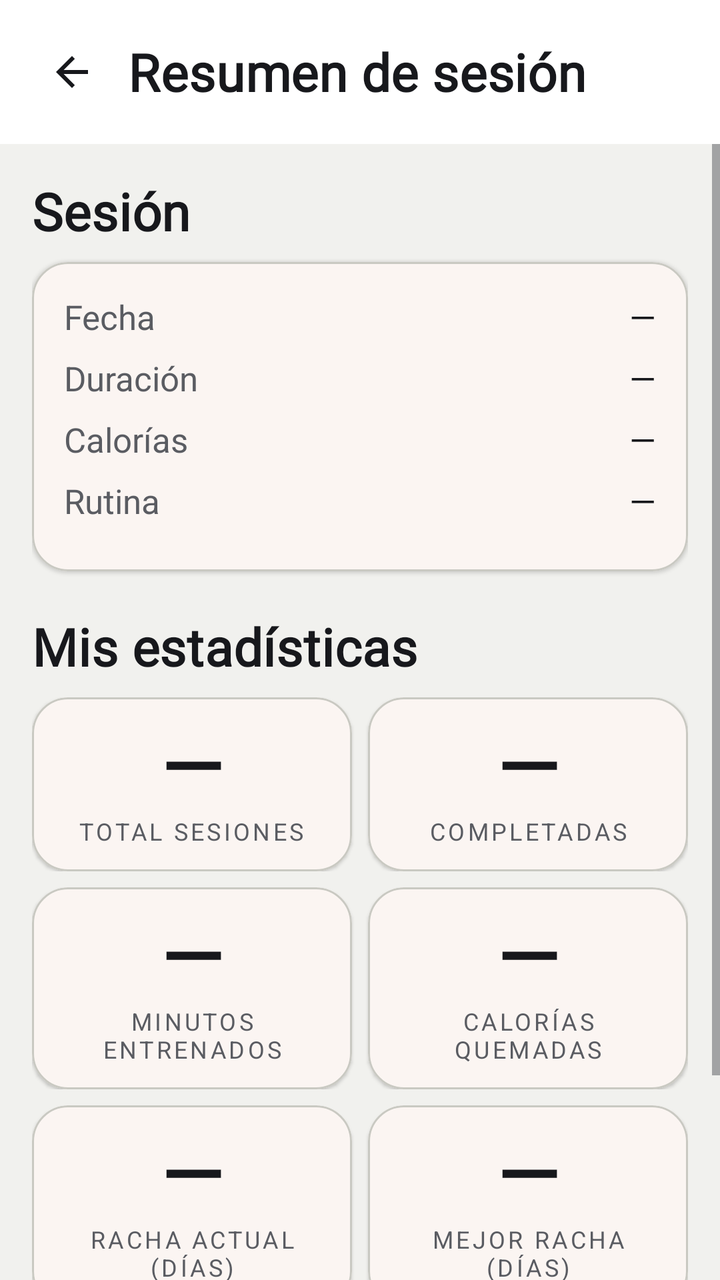
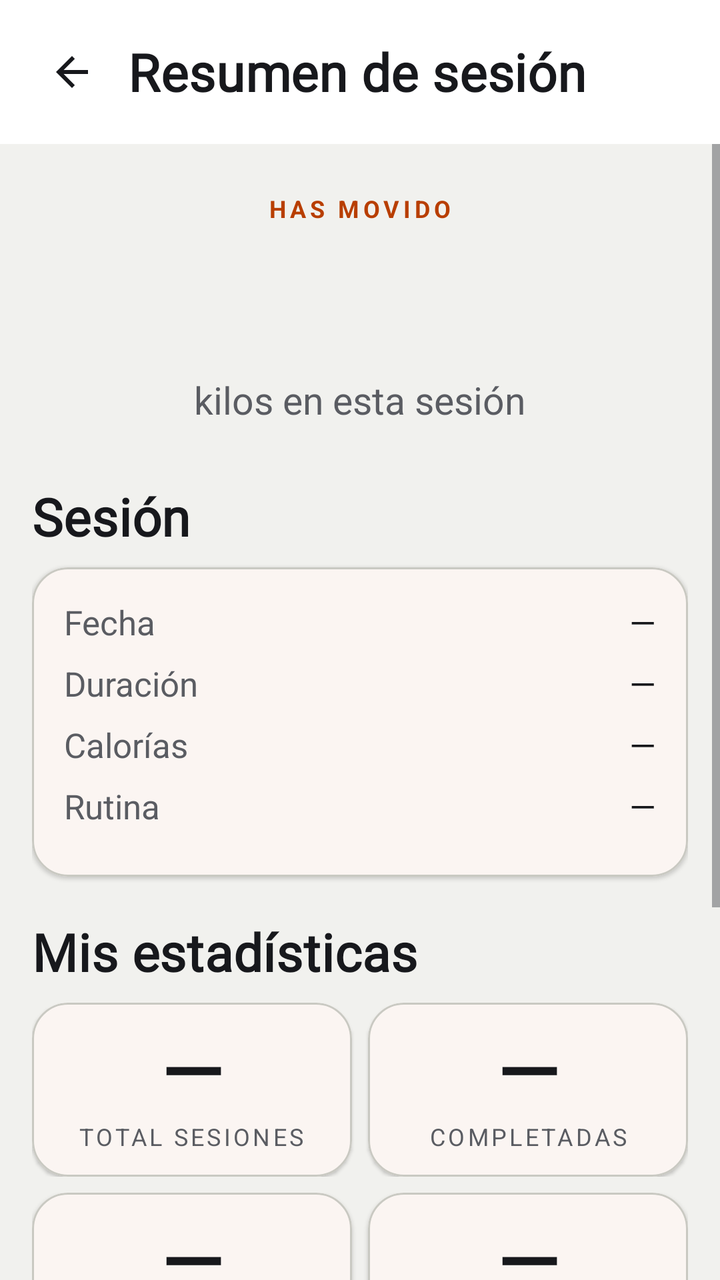

Screens rendered from an Android XML layout before and after an edit, with the pre-edit source and the edit as a unified diff.
<!-- AndroidManifest.xml: application theme Theme.GymProFit -->
<!-- res/layout/activity_resumen_sesion.xml -->
<?xml version="1.0" encoding="utf-8"?>
<LinearLayout
    xmlns:android="http://schemas.android.com/apk/res/android"
    xmlns:app="http://schemas.android.com/apk/res-auto"
    android:layout_width="match_parent"
    android:layout_height="match_parent"
    android:orientation="vertical"
    android:background="?attr/android:colorBackground">

    
    <LinearLayout
        android:layout_width="match_parent"
        android:layout_height="wrap_content"
        android:orientation="horizontal"
        android:gravity="center_vertical"
        android:padding="16dp"
        android:paddingBottom="12dp"
        android:background="?attr/colorSurface">

        <ImageView
            android:id="@+id/btnBack"
            android:layout_width="40dp"
            android:layout_height="40dp"
            android:src="@drawable/ic_arrow_back"
            android:padding="8dp"
            android:background="?attr/selectableItemBackgroundBorderless"
            android:clickable="true"
            android:focusable="true"
            android:contentDescription="@null" />

        <TextView
            android:layout_width="0dp"
            android:layout_height="wrap_content"
            android:layout_weight="1"
            android:layout_marginStart="8dp"
            android:text="@string/resumen_titulo"
            android:textAppearance="@style/TextAppearance.GymProFit.Headline" />

    </LinearLayout>

    <ScrollView
        android:layout_width="match_parent"
        android:layout_height="0dp"
        android:layout_weight="1">

        <LinearLayout
            android:layout_width="match_parent"
            android:layout_height="wrap_content"
            android:orientation="vertical"
            android:padding="16dp">

            
            <TextView
                android:layout_width="wrap_content"
                android:layout_height="wrap_content"
                android:text="@string/resumen_seccion_sesion"
                android:textAppearance="@style/TextAppearance.GymProFit.Headline"
                android:layout_marginBottom="8dp" />

            <com.google.android.material.card.MaterialCardView
                android:layout_width="match_parent"
                android:layout_height="wrap_content"
                android:layout_marginBottom="20dp">

                <LinearLayout
                    android:layout_width="match_parent"
                    android:layout_height="wrap_content"
                    android:orientation="vertical"
                    android:padding="16dp">

                    
                    <LinearLayout
                        android:layout_width="match_parent"
                        android:layout_height="wrap_content"
                        android:orientation="horizontal"
                        android:layout_marginBottom="8dp">
                        <TextView
                            android:layout_width="0dp"
                            android:layout_height="wrap_content"
                            android:layout_weight="1"
                            android:text="@string/resumen_fecha"
                            android:textSize="@dimen/text_body"
                            android:textColor="?attr/colorOnSurfaceVariant" />
                        <TextView
                            android:id="@+id/tvFechaResumen"
                            android:layout_width="wrap_content"
                            android:layout_height="wrap_content"
                            android:text="—"
                            android:textSize="@dimen/text_body"
                            android:textColor="?attr/colorOnSurface" />
                    </LinearLayout>

                    
                    <LinearLayout
                        android:layout_width="match_parent"
                        android:layout_height="wrap_content"
                        android:orientation="horizontal"
                        android:layout_marginBottom="8dp">
                        <TextView
                            android:layout_width="0dp"
                            android:layout_height="wrap_content"
                            android:layout_weight="1"
                            android:text="@string/resumen_duracion"
                            android:textSize="@dimen/text_body"
                            android:textColor="?attr/colorOnSurfaceVariant" />
                        <TextView
                            android:id="@+id/tvDuracionResumen"
                            android:layout_width="wrap_content"
                            android:layout_height="wrap_content"
                            android:text="—"
                            android:textSize="@dimen/text_body"
                            android:textColor="?attr/colorOnSurface" />
                    </LinearLayout>

                    
                    <LinearLayout
                        android:layout_width="match_parent"
                        android:layout_height="wrap_content"
                        android:orientation="horizontal"
                        android:layout_marginBottom="8dp">
                        <TextView
                            android:layout_width="0dp"
                            android:layout_height="wrap_content"
                            android:layout_weight="1"
                            android:text="@string/resumen_calorias"
                            android:textSize="@dimen/text_body"
                            android:textColor="?attr/colorOnSurfaceVariant" />
                        <TextView
                            android:id="@+id/tvCaloriasResumen"
                            android:layout_width="wrap_content"
                            android:layout_height="wrap_content"
                            android:text="—"
                            android:textSize="@dimen/text_body"
                            android:textColor="?attr/colorOnSurface" />
                    </LinearLayout>

                    
                    <LinearLayout
                        android:layout_width="match_parent"
                        android:layout_height="wrap_content"
                        android:orientation="horizontal"
                        android:layout_marginBottom="8dp">
                        <TextView
                            android:layout_width="0dp"
                            android:layout_height="wrap_content"
                            android:layout_weight="1"
                            android:text="@string/resumen_rutina"
                            android:textSize="@dimen/text_body"
                            android:textColor="?attr/colorOnSurfaceVariant" />
                        <TextView
                            android:id="@+id/tvRutinaResumen"
                            android:layout_width="wrap_content"
                            android:layout_height="wrap_content"
                            android:text="—"
                            android:textSize="@dimen/text_body"
                            android:textColor="?attr/colorOnSurface" />
                    </LinearLayout>

                    
                    <LinearLayout
                        android:id="@+id/layoutNotasResumen"
                        android:layout_width="match_parent"
                        android:layout_height="wrap_content"
                        android:orientation="horizontal"
                        android:layout_marginBottom="8dp"
                        android:visibility="gone">
                        <TextView
                            android:layout_width="0dp"
                            android:layout_height="wrap_content"
                            android:layout_weight="1"
                            android:text="@string/resumen_notas"
                            android:textSize="@dimen/text_body"
                            android:textColor="?attr/colorOnSurfaceVariant" />
                        <TextView
                            android:id="@+id/tvNotasResumen"
                            android:layout_width="wrap_content"
                            android:layout_height="wrap_content"
                            android:text="—"
                            android:textSize="@dimen/text_body"
                            android:textColor="?attr/colorOnSurface" />
                    </LinearLayout>

                    
                    <TextView
                        android:id="@+id/tvCompletadaResumen"
                        android:layout_width="wrap_content"
                        android:layout_height="wrap_content"
                        android:text="@string/resumen_completada"
                        android:textSize="@dimen/text_label"
                        android:textColor="?attr/colorPrimary"
                        android:textStyle="bold"
                        android:visibility="gone" />

                </LinearLayout>
            </com.google.android.material.card.MaterialCardView>

            
            <TextView
                android:layout_width="wrap_content"
                android:layout_height="wrap_content"
                android:text="@string/resumen_seccion_stats"
                android:textAppearance="@style/TextAppearance.GymProFit.Headline"
                android:layout_marginBottom="8dp" />

            
            
            <LinearLayout
                android:layout_width="match_parent"
                android:layout_height="wrap_content"
                android:orientation="horizontal"
                android:layout_marginBottom="8dp">

                <com.google.android.material.card.MaterialCardView
                    android:layout_width="0dp"
                    android:layout_height="wrap_content"
                    android:layout_weight="1"
                    android:layout_marginEnd="4dp">
                    <LinearLayout
                        android:layout_width="match_parent"
                        android:layout_height="wrap_content"
                        android:orientation="vertical"
                        android:padding="12dp"
                        android:gravity="center">
                        <TextView
                            android:id="@+id/tvStatSesiones"
                            android:layout_width="wrap_content"
                            android:layout_height="wrap_content"
                            android:text="—"
                            android:fontFamily="@font/barlow_condensed"
                            android:textFontWeight="700"
                            android:includeFontPadding="false"
                            android:textSize="@dimen/text_display_large"
                            android:textColor="?attr/colorOnSurface" />
                        <TextView
                            android:layout_width="wrap_content"
                            android:layout_height="wrap_content"
                            android:text="@string/resumen_stat_sesiones"
                            android:textSize="@dimen/text_eyebrow"
                            android:textAllCaps="true"
                            android:letterSpacing="0.12"
                            android:textColor="?attr/colorOnSurfaceVariant"
                            android:gravity="center" />
                    </LinearLayout>
                </com.google.android.material.card.MaterialCardView>

                <com.google.android.material.card.MaterialCardView
                    android:layout_width="0dp"
                    android:layout_height="wrap_content"
                    android:layout_weight="1"
                    android:layout_marginStart="4dp">
                    <LinearLayout
                        android:layout_width="match_parent"
                        android:layout_height="wrap_content"
                        android:orientation="vertical"
                        android:padding="12dp"
                        android:gravity="center">
                        <TextView
                            android:id="@+id/tvStatCompletadas"
                            android:layout_width="wrap_content"
                            android:layout_height="wrap_content"
                            android:text="—"
                            android:fontFamily="@font/barlow_condensed"
                            android:textFontWeight="700"
                            android:includeFontPadding="false"
                            android:textSize="@dimen/text_display_large"
                            android:textColor="?attr/colorOnSurface" />
                        <TextView
                            android:layout_width="wrap_content"
                            android:layout_height="wrap_content"
                            android:text="@string/resumen_stat_completadas"
                            android:textSize="@dimen/text_eyebrow"
                            android:textAllCaps="true"
                            android:letterSpacing="0.12"
                            android:textColor="?attr/colorOnSurfaceVariant"
                            android:gravity="center" />
                    </LinearLayout>
                </com.google.android.material.card.MaterialCardView>

            </LinearLayout>

            
            <LinearLayout
                android:layout_width="match_parent"
                android:layout_height="wrap_content"
                android:orientation="horizontal"
                android:layout_marginBottom="8dp">

                <com.google.android.material.card.MaterialCardView
                    android:layout_width="0dp"
                    android:layout_height="wrap_content"
                    android:layout_weight="1"
                    android:layout_marginEnd="4dp">
                    <LinearLayout
                        android:layout_width="match_parent"
                        android:layout_height="wrap_content"
                        android:orientation="vertical"
                        android:padding="12dp"
                        android:gravity="center">
                        <TextView
                            android:id="@+id/tvStatMinutos"
                            android:layout_width="wrap_content"
                            android:layout_height="wrap_content"
                            android:text="—"
                            android:fontFamily="@font/barlow_condensed"
                            android:textFontWeight="700"
                            android:includeFontPadding="false"
                            android:textSize="@dimen/text_display_large"
                            android:textColor="?attr/colorOnSurface" />
                        <TextView
                            android:layout_width="wrap_content"
                            android:layout_height="wrap_content"
                            android:text="@string/resumen_stat_minutos"
                            android:textSize="@dimen/text_eyebrow"
                            android:textAllCaps="true"
                            android:letterSpacing="0.12"
                            android:textColor="?attr/colorOnSurfaceVariant"
                            android:gravity="center" />
                    </LinearLayout>
                </com.google.android.material.card.MaterialCardView>

                <com.google.android.material.card.MaterialCardView
                    android:layout_width="0dp"
                    android:layout_height="wrap_content"
                    android:layout_weight="1"
                    android:layout_marginStart="4dp">
                    <LinearLayout
                        android:layout_width="match_parent"
                        android:layout_height="wrap_content"
                        android:orientation="vertical"
                        android:padding="12dp"
                        android:gravity="center">
                        <TextView
                            android:id="@+id/tvStatCalorias"
                            android:layout_width="wrap_content"
                            android:layout_height="wrap_content"
                            android:text="—"
                            android:fontFamily="@font/barlow_condensed"
                            android:textFontWeight="700"
                            android:includeFontPadding="false"
                            android:textSize="@dimen/text_display_large"
                            android:textColor="?attr/colorOnSurface" />
                        <TextView
                            android:layout_width="wrap_content"
                            android:layout_height="wrap_content"
                            android:text="@string/resumen_stat_calorias"
                            android:textSize="@dimen/text_eyebrow"
                            android:textAllCaps="true"
                            android:letterSpacing="0.12"
                            android:textColor="?attr/colorOnSurfaceVariant"
                            android:gravity="center" />
                    </LinearLayout>
                </com.google.android.material.card.MaterialCardView>

            </LinearLayout>

            
            <LinearLayout
                android:layout_width="match_parent"
                android:layout_height="wrap_content"
                android:orientation="horizontal"
                android:layout_marginBottom="20dp">

                <com.google.android.material.card.MaterialCardView
                    android:layout_width="0dp"
                    android:layout_height="wrap_content"
                    android:layout_weight="1"
                    android:layout_marginEnd="4dp">
                    <LinearLayout
                        android:layout_width="match_parent"
                        android:layout_height="wrap_content"
                        android:orientation="vertical"
                        android:padding="12dp"
                        android:gravity="center">
                        <TextView
                            android:id="@+id/tvStatRacha"
                            android:layout_width="wrap_content"
                            android:layout_height="wrap_content"
                            android:text="—"
                            android:fontFamily="@font/barlow_condensed"
                            android:textFontWeight="700"
                            android:includeFontPadding="false"
                            android:textSize="@dimen/text_display_large"
                            android:textColor="?attr/colorOnSurface" />
                        <TextView
                            android:layout_width="wrap_content"
                            android:layout_height="wrap_content"
                            android:text="@string/resumen_stat_racha"
                            android:textSize="@dimen/text_eyebrow"
                            android:textAllCaps="true"
                            android:letterSpacing="0.12"
                            android:textColor="?attr/colorOnSurfaceVariant"
                            android:gravity="center" />
                    </LinearLayout>
                </com.google.android.material.card.MaterialCardView>

                <com.google.android.material.card.MaterialCardView
                    android:layout_width="0dp"
                    android:layout_height="wrap_content"
                    android:layout_weight="1"
                    android:layout_marginStart="4dp">
                    <LinearLayout
                        android:layout_width="match_parent"
                        android:layout_height="wrap_content"
                        android:orientation="vertical"
                        android:padding="12dp"
                        android:gravity="center">
                        <TextView
                            android:id="@+id/tvStatMejorRacha"
                            android:layout_width="wrap_content"
                            android:layout_height="wrap_content"
                            android:text="—"
                            android:fontFamily="@font/barlow_condensed"
                            android:textFontWeight="700"
                            android:includeFontPadding="false"
                            android:textSize="@dimen/text_display_large"
                            android:textColor="?attr/colorOnSurface" />
                        <TextView
                            android:layout_width="wrap_content"
                            android:layout_height="wrap_content"
                            android:text="@string/resumen_stat_mejor_racha"
                            android:textSize="@dimen/text_eyebrow"
                            android:textAllCaps="true"
                            android:letterSpacing="0.12"
                            android:textColor="?attr/colorOnSurfaceVariant"
                            android:gravity="center" />
                    </LinearLayout>
                </com.google.android.material.card.MaterialCardView>

            </LinearLayout>

            
            <TextView
                android:layout_width="wrap_content"
                android:layout_height="wrap_content"
                android:text="@string/resumen_seccion_logros"
                android:textAppearance="@style/TextAppearance.GymProFit.Headline"
                android:layout_marginBottom="8dp" />

            <com.google.android.material.card.MaterialCardView
                android:layout_width="match_parent"
                android:layout_height="wrap_content"
                android:layout_marginBottom="16dp">

                <LinearLayout
                    android:layout_width="match_parent"
                    android:layout_height="wrap_content"
                    android:orientation="vertical"
                    android:padding="8dp">

                    <TextView
                        android:id="@+id/tvLogrosVacioResumen"
                        android:layout_width="match_parent"
                        android:layout_height="wrap_content"
                        android:padding="16dp"
                        android:gravity="center"
                        android:text="@string/resumen_sin_logros"
                        android:textSize="@dimen/text_body"
                        android:textColor="?attr/colorOnSurfaceVariant"
                        android:visibility="gone" />

                    <androidx.recyclerview.widget.RecyclerView
                        android:id="@+id/rvLogrosResumen"
                        android:layout_width="match_parent"
                        android:layout_height="wrap_content"
                        android:nestedScrollingEnabled="false" />

                </LinearLayout>

            </com.google.android.material.card.MaterialCardView>

        </LinearLayout>
    </ScrollView>

</LinearLayout>
<!-- resources referenced by this layout -->
<resources>
  <dimen name="text_body">17sp</dimen>
  <dimen name="text_display_large">40sp</dimen>
  <dimen name="text_eyebrow">12sp</dimen>
  <dimen name="text_label">14sp</dimen>
  <string name="resumen_calorias">Calorías</string>
  <string name="resumen_completada">✓ Completada</string>
  <string name="resumen_duracion">Duración</string>
  <string name="resumen_fecha">Fecha</string>
  <string name="resumen_notas">Notas</string>
  <string name="resumen_rutina">Rutina</string>
  <string name="resumen_seccion_logros">Logros desbloqueados</string>
  <string name="resumen_seccion_sesion">Sesión</string>
  <string name="resumen_seccion_stats">Mis estadísticas</string>
  <string name="resumen_sin_logros">Sin logros desbloqueados aún</string>
  <string name="resumen_stat_calorias">Calorías quemadas</string>
  <string name="resumen_stat_completadas">Completadas</string>
  <string name="resumen_stat_mejor_racha">Mejor racha (días)</string>
  <string name="resumen_stat_minutos">Minutos entrenados</string>
  <string name="resumen_stat_racha">Racha actual (días)</string>
  <string name="resumen_stat_sesiones">Total sesiones</string>
  <string name="resumen_titulo">Resumen de sesión</string>
  <dimen name="text_headline">26sp</dimen>
  <color name="gp_primary">#B83E00</color>
  <color name="gp_on_primary">#FFFFFF</color>
  <color name="gp_primary_container">#FFE0CC</color>
  <color name="gp_on_primary_container">#5C1E00</color>
  <color name="gp_gold">#B58A2A</color>
  <color name="gp_surface">#FFFFFF</color>
  <color name="gp_on_surface">#17181C</color>
  <color name="gp_surface_2">#E8E8E3</color>
  <color name="gp_text_secondary">#5A5C62</color>
  <color name="gp_stroke">#C9C9C2</color>
  <color name="gp_error">#C62828</color>
  <color name="gp_background">#F1F1EE</color>
  <style name="Widget.GymProFit.Fab" parent="Widget.Material3.FloatingActionButton.Primary">
          <item name="backgroundTint">?attr/colorPrimary</item>
          <item name="tint">?attr/colorOnPrimary</item>
      </style>
  <style name="ThemeOverlay.GymProFit.Dialog" parent="ThemeOverlay.Material3.MaterialAlertDialog">
          <item name="colorSurface">@color/gp_surface</item>
          <item name="dialogCornerRadius">22dp</item>
      </style>
  <style name="Widget.GymProFit.Snackbar" parent="Widget.Material3.Snackbar">
          <item name="backgroundTint">@color/gp_surface_2</item>
      </style>
  <style name="Font.GymProFit.BodyLarge" parent="TextAppearance.Material3.BodyLarge">
          <item name="fontFamily">@font/barlow_condensed</item>
          <item name="android:fontFamily">@font/barlow_condensed</item>
      </style>
  <style name="Font.GymProFit.BodyMedium" parent="TextAppearance.Material3.BodyMedium">
          <item name="fontFamily">@font/barlow_condensed</item>
          <item name="android:fontFamily">@font/barlow_condensed</item>
      </style>
  <style name="Font.GymProFit.BodySmall" parent="TextAppearance.Material3.BodySmall">
          <item name="fontFamily">@font/barlow_condensed</item>
          <item name="android:fontFamily">@font/barlow_condensed</item>
      </style>
  <style name="Font.GymProFit.LabelLarge" parent="TextAppearance.Material3.LabelLarge">
          <item name="fontFamily">@font/barlow_condensed</item>
          <item name="android:fontFamily">@font/barlow_condensed</item>
      </style>
  <style name="Font.GymProFit.LabelSmall" parent="TextAppearance.Material3.LabelSmall">
          <item name="fontFamily">@font/barlow_condensed</item>
          <item name="android:fontFamily">@font/barlow_condensed</item>
      </style>
  <style name="Widget.GymProFit.BottomNav.Indicator" parent="Widget.Material3.BottomNavigationView.ActiveIndicator">
          <item name="android:color">@color/gp_primary_container</item>
      </style>
  <!-- unchanged entries left out for length: 20 -->
</resources>

<!-- the commit's change to res/layout/activity_resumen_sesion.xml (unified diff, before → after) -->
@@ -50,6 +50,48 @@
             android:padding="16dp">
 
             
+            
+            <LinearLayout
+                android:id="@+id/layoutCelebracion"
+                android:layout_width="match_parent"
+                android:layout_height="wrap_content"
+                android:orientation="vertical"
+                android:gravity="center_horizontal"
+                android:paddingTop="8dp"
+                android:paddingBottom="28dp">
+
+                <TextView
+                    android:id="@+id/tvCelebracionEyebrow"
+                    android:layout_width="wrap_content"
+                    android:layout_height="wrap_content"
+                    android:text="@string/resumen_celebracion_eyebrow"
+                    android:textSize="@dimen/text_eyebrow"
+                    android:textStyle="bold"
+                    android:letterSpacing="0.16"
+                    android:textColor="?attr/colorPrimary" />
+
+                <TextView
+                    android:id="@+id/tvVolumenHero"
+                    android:layout_width="wrap_content"
+                    android:layout_height="wrap_content"
+                    android:layout_marginTop="2dp"
+                    android:textSize="@dimen/text_number"
+                    android:textStyle="bold"
+                    android:includeFontPadding="false"
+                    android:fontFamily="@font/barlow_condensed"
+                    android:textColor="?attr/colorOnSurface" />
+
+                <TextView
+                    android:id="@+id/tvVolumenUnidad"
+                    android:layout_width="wrap_content"
+                    android:layout_height="wrap_content"
+                    android:text="@string/resumen_celebracion_unidad"
+                    android:textSize="@dimen/text_subtitle"
+                    android:textColor="?attr/colorOnSurfaceVariant" />
+
+            </LinearLayout>
+
+            
             <TextView
                 android:layout_width="wrap_content"
                 android:layout_height="wrap_content"
<!-- resource entries referenced after the edit -->
@@ -4,7 +4,11 @@
   <dimen name="text_display_large">40sp</dimen>
   <dimen name="text_eyebrow">12sp</dimen>
   <dimen name="text_label">14sp</dimen>
+  <dimen name="text_number">62sp</dimen>
+  <dimen name="text_subtitle">19sp</dimen>
   <string name="resumen_calorias">Calorías</string>
+  <string name="resumen_celebracion_eyebrow">HAS MOVIDO</string>
+  <string name="resumen_celebracion_unidad">kilos en esta sesión</string>
   <string name="resumen_completada">✓ Completada</string>
   <string name="resumen_duracion">Duración</string>
   <string name="resumen_fecha">Fecha</string>
